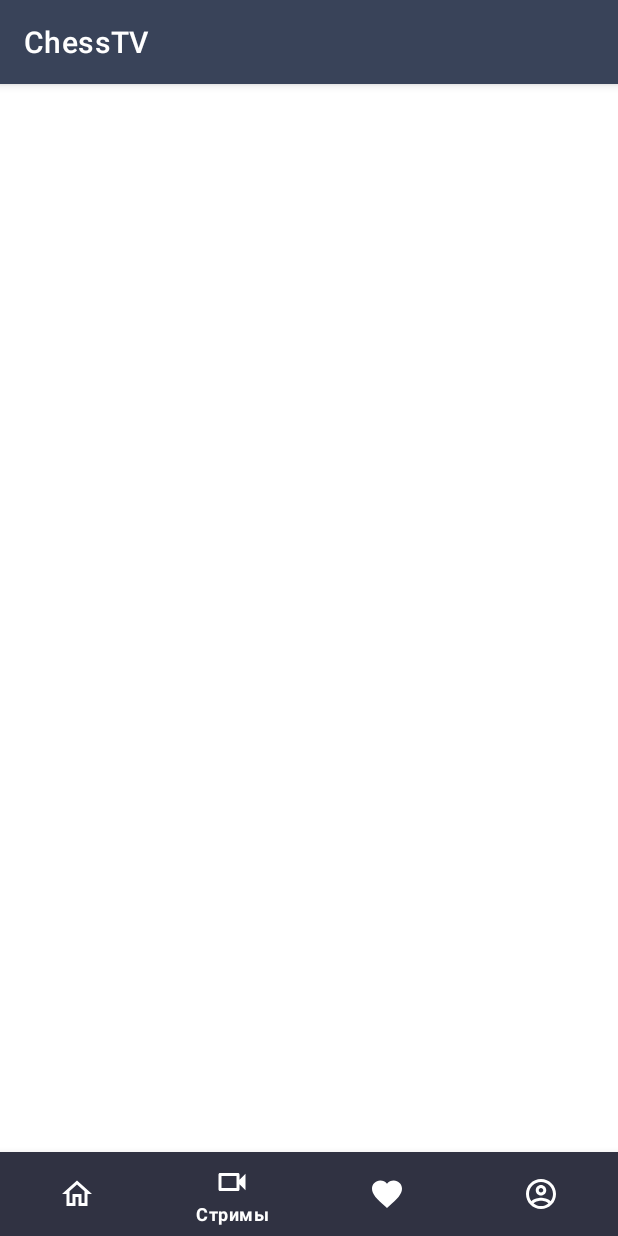
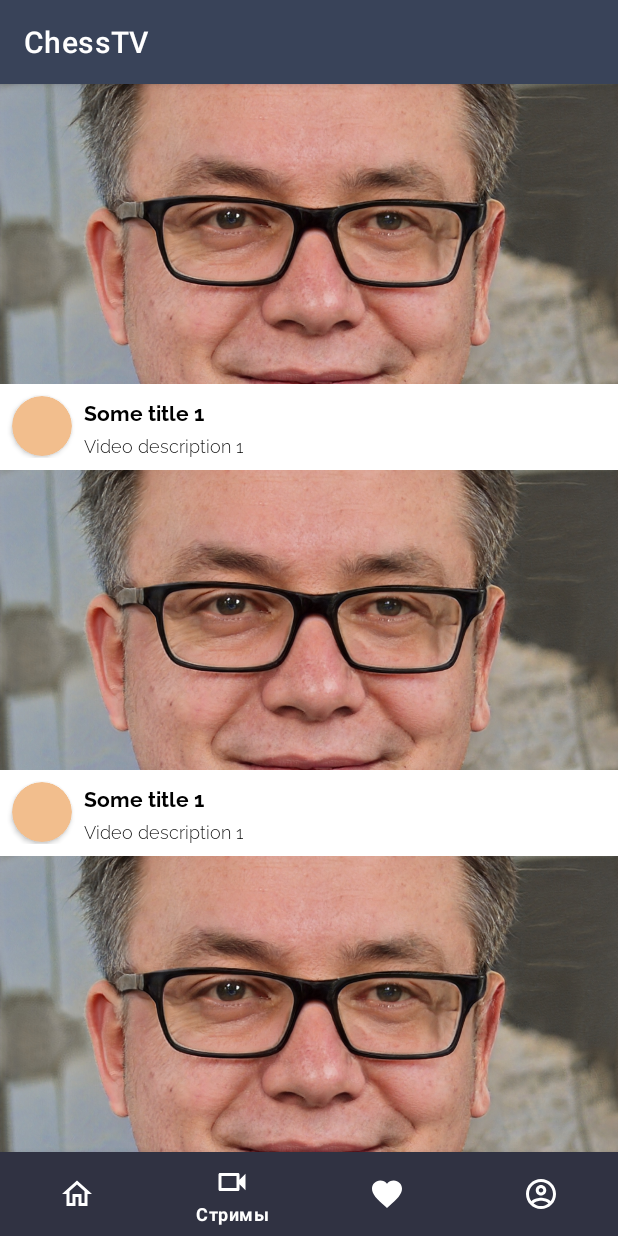
Before and after one commit to StinkyHoleySock/ChessTV, an Android app: the screen it shows after launch (MainActivity), item 2 of the bottom bar chosen, on a phone screen of 412 x 824 dp. Run offline under Robolectric (Android 15) with nearby library versions, the phone set to English and light mode, and no system bars; our stand-ins replace navigation-ui.

```diff
--- a/app/src/main/java/com/example/chesstv/screens/StreamFragment.kt
+++ b/app/src/main/java/com/example/chesstv/screens/StreamFragment.kt
@@ -4,7 +4,9 @@ import android.os.Bundle
 import android.view.LayoutInflater
 import android.view.View
 import android.view.ViewGroup
+import android.widget.Toast
 import androidx.fragment.app.Fragment
+import androidx.navigation.fragment.findNavController
 import androidx.recyclerview.widget.LinearLayoutManager
 import androidx.recyclerview.widget.RecyclerView
 import com.example.chesstv.R
@@ -12,7 +14,7 @@ import com.example.chesstv.streams.StreamAdapter
 import com.example.chesstv.streams.Streams
 
 
-class StreamFragment: Fragment(R.layout.fragment_stream) {
+class StreamFragment: Fragment(R.layout.fragment_stream), StreamAdapter.MyClickListener {
 
     override fun onCreateView(
         inflater: LayoutInflater,
@@ -23,18 +25,30 @@ class StreamFragment: Fragment(R.layout.fragment_stream) {
         val view = inflater.inflate(R.layout.fragment_stream, container, false)
 
         val streamsRecyclerView: RecyclerView = view.findViewById(R.id.streams_recycler_view)
+
+        val listOfStreams = mutableListOf(
+            Streams(1,"Some title 1", "Video description 1", R.drawable.ic_example_avatar, 1),
+            Streams(1,"Some title 1", "Video description 1", R.drawable.ic_example_avatar, 1),
+            Streams(1,"Some title 1", "Video description 1", R.drawable.ic_example_avatar, 1),
+            Streams(1,"Some title 1", "Video description 1", R.drawable.ic_example_avatar, 1),
+            Streams(1,"Some title 1", "Video description 1", R.drawable.ic_chess_icon, 1)
+        )
+
         streamsRecyclerView.layoutManager = LinearLayoutManager(context)
-
-        streamsRecyclerView.adapter = StreamAdapter(fillData() as MutableList<Streams>)
+        streamsRecyclerView.adapter = StreamAdapter(listOfStreams, this)
 
         return view
     }
 
-    private fun fillData(): List<Streams> {
-        val data = mutableListOf<Streams>()
-        for (i in 0..10) {
-            data.add(Streams(1,"Some title 1", "Video description 1", R.drawable.ic_example_avatar, 1))
-        }
-        return data
+    //private fun fillData(): List<Streams> {
+    //    val data = mutableListOf<Streams>()
+    //    for (i in 0..10) {
+    //        data.add(Streams(1,"Some title 1", "Video description 1", R.drawable.ic_example_avatar, 1))
+    //    }
+    //    return data
+    //}
+
+    override fun onClick(position: Int) {
+        findNavController().navigate(R.id.action_streamFragment_to_watchStreamFragment)
     }
 }
--- /dev/null
+++ b/app/src/main/java/com/example/chesstv/streams/StreamAdapter.kt
@@ -0,0 +1,49 @@
+package com.example.chesstv.streams
+
+import android.view.LayoutInflater
+import android.view.View
+import android.view.ViewGroup
+import android.widget.ImageView
+import android.widget.TextView
+import androidx.recyclerview.widget.RecyclerView
+import com.example.chesstv.R
+
+class StreamAdapter(private val streams: MutableList<Streams>, val listener: MyClickListener):
+    RecyclerView.Adapter<StreamAdapter.StreamHolder>() {
+
+    inner class StreamHolder(itemView: View): RecyclerView.ViewHolder(itemView){
+        val videoTitle: TextView = itemView.findViewById(R.id.tv_video_title)
+        val videoDescription: TextView = itemView.findViewById(R.id.tv_video_description)
+        val imagePreview: ImageView = itemView.findViewById(R.id.iv_preview)
+
+        init {
+            itemView.setOnClickListener {
+                val position = adapterPosition
+                listener.onClick(position)
+            }
+
+        }
+    }
+
+    override fun onCreateViewHolder(parent: ViewGroup, viewType: Int): StreamHolder {
+        val view = LayoutInflater.from(parent.context)
+            .inflate(R.layout.video_item, parent, false)
+        return StreamHolder(view)
+    }
+
+    override fun onBindViewHolder(holder: StreamHolder, position: Int) {
+        val item = streams[position]
+        holder.apply {
+            videoTitle.text = item.title
+            videoDescription.text = item.description
+            imagePreview.setImageResource(item.image)
+        }
+
+    }
+
+    override fun getItemCount() = streams.size
+
+    interface MyClickListener {
+        fun onClick(position: Int)
+    }
+}
--- /dev/null
+++ b/app/src/main/java/com/example/chesstv/streams/Streams.kt
@@ -0,0 +1,9 @@
+package com.example.chesstv.streams
+
+data class Streams (
+    val id: Int,
+    val title: String,
+    val description: String,
+    val image: Int,
+    val streamer: Int
+    )
--- a/app/src/main/res/layout/comment_item.xml
+++ b/app/src/main/res/layout/comment_item.xml
@@ -1,11 +1,11 @@
 <?xml version="1.0" encoding="utf-8"?>
 <androidx.constraintlayout.widget.ConstraintLayout xmlns:android="http://schemas.android.com/apk/res/android"
     xmlns:app="http://schemas.android.com/apk/res-auto"
-    xmlns:tools="http://schemas.android.com/tools"
     android:layout_width="match_parent"
     android:layout_height="wrap_content"
     android:paddingStart="8dp"
-    android:paddingEnd="8dp">
+    android:paddingEnd="8dp"
+    android:layout_marginBottom="8dp">
 
     <androidx.cardview.widget.CardView
         android:id="@+id/image_container"
@@ -20,7 +20,7 @@
         app:layout_constraintTop_toTopOf="parent" />
 
     <TextView
-        android:id="@+id/tv_username"
+        android:id="@+id/tv_comment_username"
         android:layout_width="wrap_content"
         android:layout_height="wrap_content"
         android:layout_marginStart="8dp"
@@ -44,16 +44,17 @@
         app:layout_constraintBottom_toBottomOf="parent"
         app:layout_constraintEnd_toEndOf="parent"
         app:layout_constraintStart_toEndOf="@+id/image_container"
-        app:layout_constraintTop_toBottomOf="@+id/tv_username" />
+        app:layout_constraintTop_toBottomOf="@+id/tv_comment_username" />
 
     <View
         android:id="@+id/divider"
         android:layout_width="match_parent"
         android:layout_height="0.5dp"
         android:background="#EDEDED"
+        android:layout_marginTop="8dp"
         app:layout_constraintEnd_toEndOf="parent"
         app:layout_constraintStart_toStartOf="parent"
-        app:layout_constraintBottom_toBottomOf="parent"/>
+        app:layout_constraintTop_toBottomOf="@+id/image_container"/>
 
 
 </androidx.constraintlayout.widget.ConstraintLayout>
--- a/app/src/main/res/navigation/nav_graph_fragment.xml
+++ b/app/src/main/res/navigation/nav_graph_fragment.xml
@@ -19,5 +19,13 @@
     <fragment
         android:id="@+id/streamFragment"
         android:name="com.example.chesstv.screens.StreamFragment"
-        android:label="Трансляции" />
+        android:label="Трансляции" >
+        <action
+            android:id="@+id/action_streamFragment_to_watchStreamFragment"
+            app:destination="@id/watchStreamFragment" />
+    </fragment>
+    <fragment
+        android:id="@+id/watchStreamFragment"
+        android:name="com.example.chesstv.screens.WatchStreamFragment"
+        android:label="WatchStreamFragment" />
 </navigation>
```
